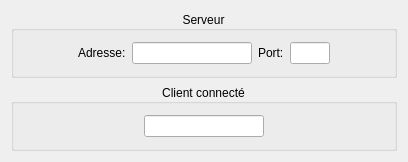
Before: the Qt Designer form Src/MatisseServer/ui/ServerDialog.ui in IfremerUnderwater/Matisse, drawn with Qt 5.
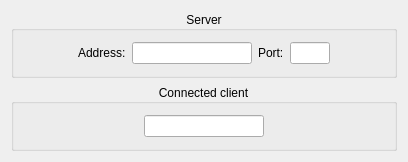
After: the same form once the commit is applied.

The edit to the form file:
```diff
--- a/Src/MatisseServer/ui/ServerDialog.ui
+++ b/Src/MatisseServer/ui/ServerDialog.ui
@@ -20,7 +20,7 @@
    <item row="0" column="0">
     <widget class="QGroupBox" name="groupBox">
      <property name="title">
-      <string>Serveur</string>
+      <string>Server</string>
      </property>
      <property name="alignment">
       <set>Qt::AlignCenter</set>
@@ -42,7 +42,7 @@
       <item>
        <widget class="QLabel" name="label">
         <property name="text">
-         <string>Adresse:</string>
+         <string>Address:</string>
         </property>
        </widget>
       </item>
@@ -116,7 +116,7 @@
    <item row="1" column="0">
     <widget class="QGroupBox" name="groupBox_2">
      <property name="title">
-      <string>Client connecté</string>
+      <string>Connected client</string>
      </property>
      <property name="alignment">
       <set>Qt::AlignCenter</set>
```
